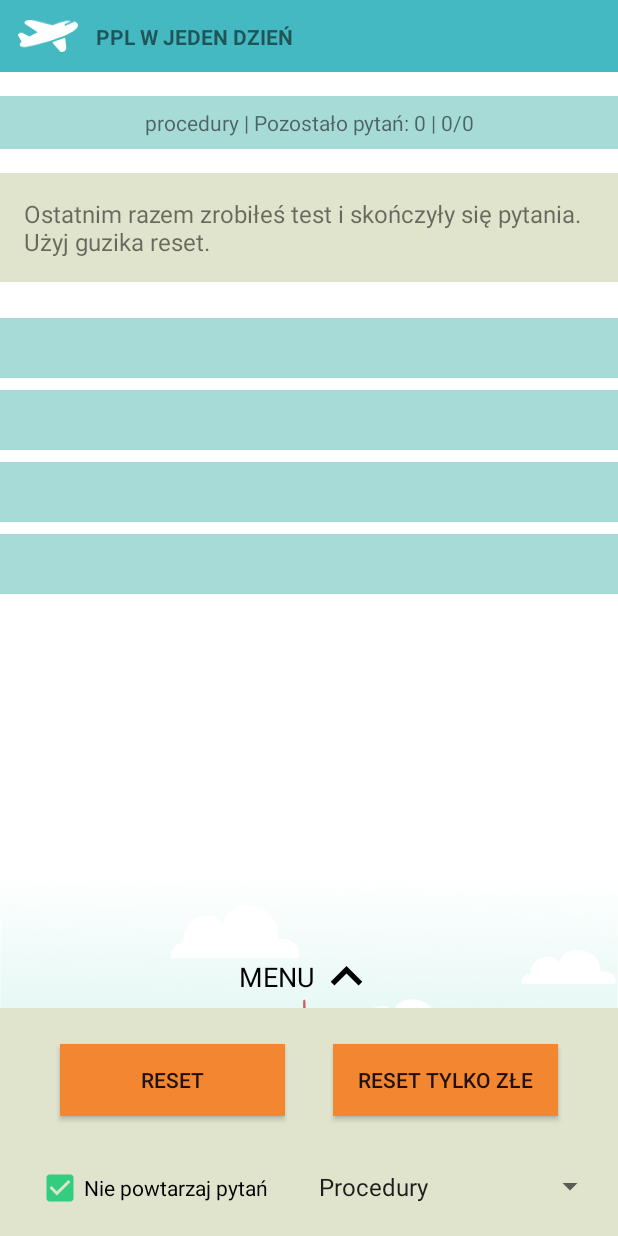
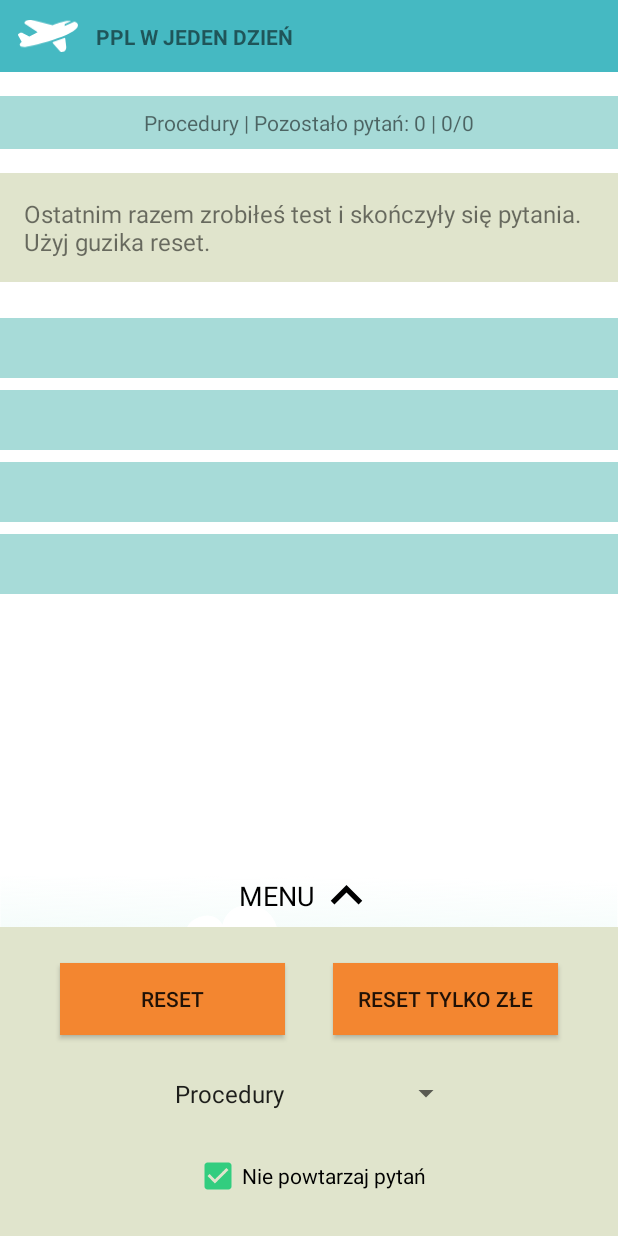
Before and after one commit to Anteklantek/License-in-one-day, an Android app: the screen it shows after launch (MainActivity), on a phone screen of 412 x 824 dp. Run offline under Robolectric (Android 15) with nearby library versions, the phone set to English and light mode, and no system bars.

Commit message:
changed menu, fixed bug when rotating, new version

```diff
--- a/app/build.gradle
+++ b/app/build.gradle
@@ -7,8 +7,8 @@ android {
         applicationId "com.anteklantek.ppl_a"
         minSdkVersion 18
         targetSdkVersion 25
-        versionCode 1
-        versionName "1.0"
+        versionCode 3
+        versionName "1.0.2"
         testInstrumentationRunner "android.support.test.runner.AndroidJUnitRunner"
     }
     buildTypes {
--- a/app/src/main/java/com/anteklantek/ppl_a/MainActivity.java
+++ b/app/src/main/java/com/anteklantek/ppl_a/MainActivity.java
@@ -45,6 +45,7 @@ public class MainActivity extends AppCompatActivity implements AdapterView.OnIte
     private static final String INDEXES = "6";
     private static final String CURRENT_QUEST = "7";
     private static final String WRONG_ANSWERED_LIST = "8";
+    private static final String CURRENT_FILE = "9";
     private static final int DELAY_TIME = 700;
 
 
@@ -104,6 +105,7 @@ public class MainActivity extends AppCompatActivity implements AdapterView.OnIte
             updateCounters();
             loadNthQuestion(currentQuest);
         } else {
+            currentFile = savedInstanceState.getString(CURRENT_FILE);
             questionList = savedInstanceState.getParcelableArrayList(QUESTION_LIST);
             wrongAnswered = savedInstanceState.getIntegerArrayList(WRONG_ANSWERED_LIST);
             indexes = savedInstanceState.getIntArray(INDEXES);
@@ -141,6 +143,7 @@ public class MainActivity extends AppCompatActivity implements AdapterView.OnIte
     }
 
     private void updateCounters() {
+        String topicName = getResources().getStringArray(R.array.topics)[searchFileNameIndex(currentFile)];
         if (checkBox.isChecked()) {
             if (mistakes + rightAnswers > 0) {
                 float percents = (rightAnswers / (float) (mistakes + rightAnswers)) * 100;
@@ -152,10 +155,10 @@ public class MainActivity extends AppCompatActivity implements AdapterView.OnIte
                 } else {
                     setTextViewWrongAnswered(leftQuestions);
                 }
-                leftQuestions.setText(currentFile + " | " + "Pozostało pytań: " + questionsLeftList.size() + " | " + rightAnswers + "/" + (mistakes + rightAnswers) + " | " + percentsString + "%");
+                leftQuestions.setText(topicName + " | " + "Pozostało pytań: " + questionsLeftList.size() + " | " + rightAnswers + "/" + (mistakes + rightAnswers) + " | " + percentsString + "%");
             } else {
                 setTextViewNormalState(leftQuestions);
-                leftQuestions.setText(currentFile + " | " + "Pozostało pytań: " + questionsLeftList.size() + " | " + 0 + "/" + 0);
+                leftQuestions.setText(topicName + " | " + "Pozostało pytań: " + questionsLeftList.size() + " | " + 0 + "/" + 0);
             }
         } else {
             if (mistakes + rightAnswers > 0) {
@@ -168,10 +171,10 @@ public class MainActivity extends AppCompatActivity implements AdapterView.OnIte
                 } else {
                     setTextViewWrongAnswered(leftQuestions);
                 }
-                leftQuestions.setText(currentFile + " | " + rightAnswers + "/" + (mistakes + rightAnswers) + " | " + percentsString + "%");
+                leftQuestions.setText(topicName + " | " + rightAnswers + "/" + (mistakes + rightAnswers) + " | " + percentsString + "%");
             } else {
                 setTextViewNormalState(leftQuestions);
-                leftQuestions.setText(currentFile + " | " + 0 + "/" + 0);
+                leftQuestions.setText(topicName + " | " + 0 + "/" + 0);
             }
         }
     }
@@ -391,6 +394,7 @@ public class MainActivity extends AppCompatActivity implements AdapterView.OnIte
         outState.putBoolean(GOOD_CHECKED_FLAG, goodCheckedFlag);
         outState.putIntArray(INDEXES, indexes);
         outState.putInt(CURRENT_QUEST, currentQuest);
+        outState.putString(CURRENT_FILE, currentFile);
         outState.putIntegerArrayList(WRONG_ANSWERED_LIST, wrongAnswered);
     }
 
--- a/app/src/main/res/layout/activity_main.xml
+++ b/app/src/main/res/layout/activity_main.xml
@@ -233,20 +233,28 @@
                 android:id="@+id/checkBox"
                 android:layout_width="wrap_content"
                 android:layout_height="wrap_content"
-                android:layout_marginLeft="16dp"
-                android:layout_marginTop="32dp"
+                android:layout_marginLeft="8dp"
                 android:text="Nie powtarzaj pytań"
                 app:layout_constraintLeft_toLeftOf="parent"
-                app:layout_constraintTop_toBottomOf="@+id/reset" />
+                android:layout_marginRight="8dp"
+                app:layout_constraintRight_toRightOf="parent"
+                android:layout_marginTop="24dp"
+                app:layout_constraintTop_toBottomOf="@+id/spinner"
+                app:layout_constraintHorizontal_bias="0.504"
+                app:layout_constraintBottom_toBottomOf="parent"
+                android:layout_marginBottom="8dp" />
 
             <Spinner
                 android:id="@+id/spinner"
                 android:layout_width="wrap_content"
                 android:layout_height="wrap_content"
-                android:layout_marginTop="32dp"
                 android:padding="4dp"
                 app:layout_constraintRight_toRightOf="parent"
-                app:layout_constraintTop_toBottomOf="@+id/reset_only_bads" />
+                android:layout_marginRight="8dp"
+                android:layout_marginTop="24dp"
+                android:layout_marginLeft="8dp"
+                app:layout_constraintTop_toBottomOf="@+id/reset"
+                app:layout_constraintLeft_toLeftOf="parent" />
 
 
         </android.support.constraint.ConstraintLayout>
```
